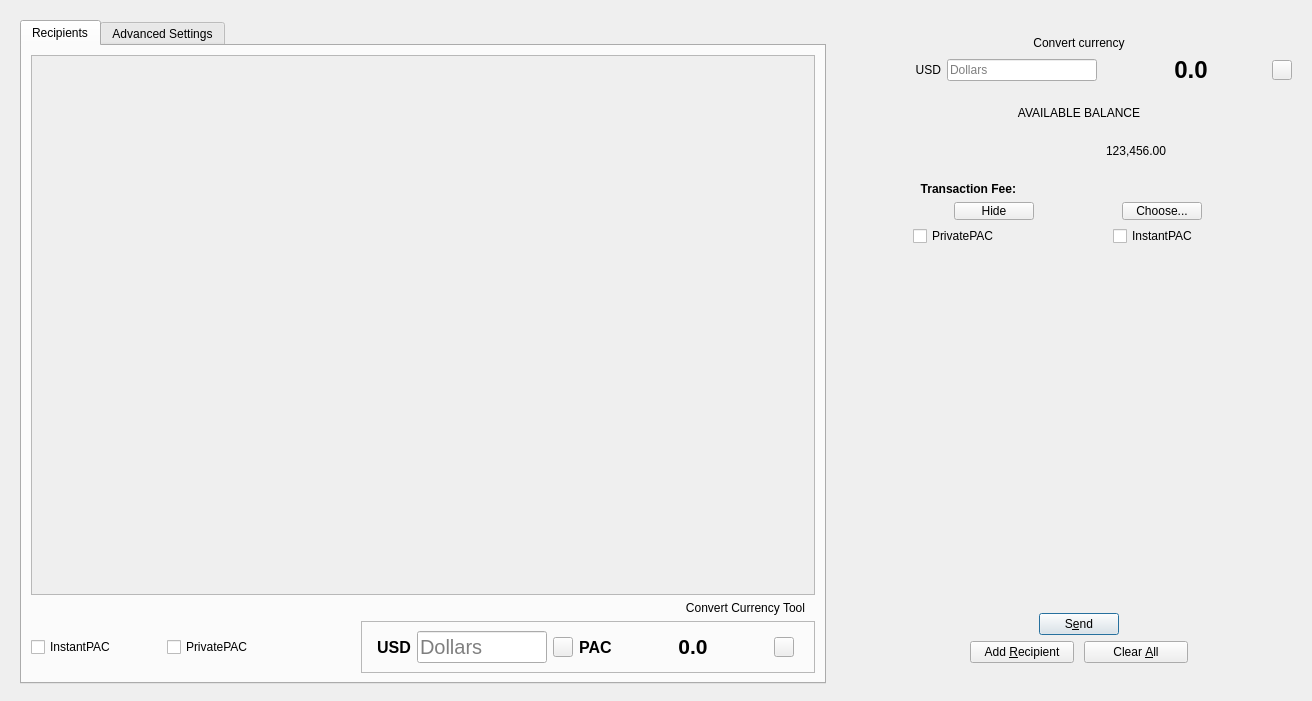
CryptoMx/PAC, file src/qt/forms/sendcoinsdialog.ui: the form before one commit.
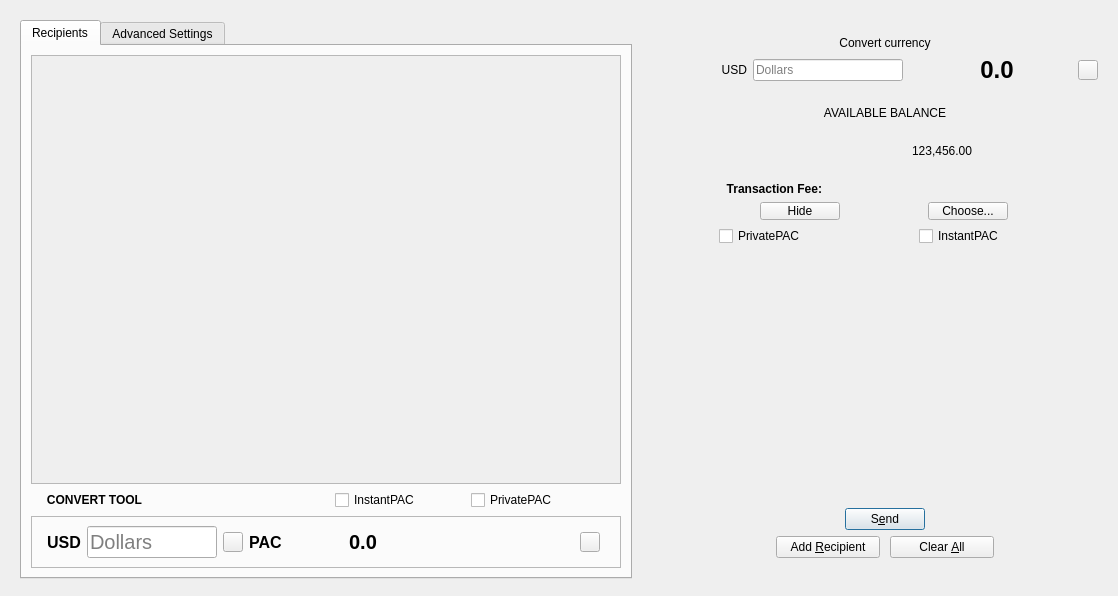
The form after the commit. The open tabs and pages were chosen to show the change. Icons and pictures are not drawn. Custom widgets are drawn as their Qt base class.

Commit message:
Proposal of Currency Convert Tool Redesign
in order to fix the compatibility with low resolution displays I have changed the layouts for this tool.

Diff of the .ui file:
```diff
--- a/src/qt/forms/sendcoinsdialog.ui
+++ b/src/qt/forms/sendcoinsdialog.ui
@@ -6,8 +6,8 @@
    <rect>
     <x>0</x>
     <y>0</y>
-    <width>1312</width>
-    <height>701</height>
+    <width>1118</width>
+    <height>596</height>
    </rect>
   </property>
   <property name="windowTitle">
@@ -66,8 +66,8 @@
                 <rect>
                  <x>0</x>
                  <y>0</y>
-                 <width>784</width>
-                 <height>538</height>
+                 <width>590</width>
+                 <height>427</height>
                 </rect>
                </property>
                <layout class="QVBoxLayout" name="verticalLayout_2" stretch="0,1">
@@ -108,9 +108,33 @@
              </widget>
             </item>
             <item>
+             <layout class="QHBoxLayout" name="horizontalLayout_11">
+              <item>
+               <spacer name="horizontalSpacer_15">
+                <property name="orientation">
+                 <enum>Qt::Horizontal</enum>
+                </property>
+                <property name="sizeType">
+                 <enum>QSizePolicy::Fixed</enum>
+                </property>
+                <property name="sizeHint" stdset="0">
+                 <size>
+                  <width>15</width>
+                  <height>20</height>
+                 </size>
+                </property>
+               </spacer>
+              </item>
+              <item>
              <widget class="QLabel" name="label_2">
+                <property name="font">
+                 <font>
+                  <weight>75</weight>
+                  <bold>true</bold>
+                 </font>
+                </property>
               <property name="text">
-               <string>Convert Currency Tool</string>
+                 <string>CONVERT TOOL</string>
               </property>
               <property name="alignment">
                <set>Qt::AlignRight|Qt::AlignTrailing|Qt::AlignVCenter</set>
@@ -118,13 +142,30 @@
               <property name="wordWrap">
                <bool>false</bool>
               </property>
+                <property name="margin">
+                 <number>0</number>
+                </property>
               <property name="indent">
                <number>10</number>
               </property>
              </widget>
             </item>
             <item>
-             <layout class="QHBoxLayout" name="horizontalLayout_11">
+               <spacer name="horizontalSpacer_5">
+                <property name="orientation">
+                 <enum>Qt::Horizontal</enum>
+                </property>
+                <property name="sizeType">
+                 <enum>QSizePolicy::Expanding</enum>
+                </property>
+                <property name="sizeHint" stdset="0">
+                 <size>
+                  <width>40</width>
+                  <height>20</height>
+                 </size>
+                </property>
+               </spacer>
+              </item>
               <item>
                <widget class="QCheckBox" name="checkUseInstantSend">
                 <property name="enabled">
@@ -181,21 +222,7 @@
                 </property>
                </widget>
               </item>
-              <item>
-               <spacer name="horizontalSpacer_5">
-                <property name="orientation">
-                 <enum>Qt::Horizontal</enum>
-                </property>
-                <property name="sizeType">
-                 <enum>QSizePolicy::Expanding</enum>
-                </property>
-                <property name="sizeHint" stdset="0">
-                 <size>
-                  <width>40</width>
-                  <height>20</height>
-                 </size>
-                </property>
-               </spacer>
+             </layout>
               </item>
               <item>
                <widget class="QFrame" name="convertCurrencyFrame">
@@ -211,6 +238,12 @@
                   <height>0</height>
                  </size>
                 </property>
+              <property name="maximumSize">
+               <size>
+                <width>16777215</width>
+                <height>16777215</height>
+               </size>
+              </property>
                 <property name="toolTip">
                  <string>This is a currency convertor tool. It will give you an idea of the value of your PAC to usd. It could not be the exact value.</string>
                 </property>
@@ -249,7 +282,7 @@
                  <item>
                   <widget class="QLabel" name="CurrencyToConvert">
                    <property name="sizePolicy">
-                    <sizepolicy hsizetype="Expanding" vsizetype="Preferred">
+                  <sizepolicy hsizetype="Fixed" vsizetype="Preferred">
                      <horstretch>0</horstretch>
                      <verstretch>0</verstretch>
                     </sizepolicy>
@@ -342,7 +375,7 @@
                  <item>
                   <widget class="QLabel" name="iconLabelConvertedCurrency">
                    <property name="sizePolicy">
-                    <sizepolicy hsizetype="Expanding" vsizetype="Preferred">
+                  <sizepolicy hsizetype="Fixed" vsizetype="Preferred">
                      <horstretch>0</horstretch>
                      <verstretch>0</verstretch>
                     </sizepolicy>
@@ -399,7 +432,7 @@
                  <item>
                   <widget class="QLabel" name="labelConvertion">
                    <property name="sizePolicy">
-                    <sizepolicy hsizetype="Fixed" vsizetype="Preferred">
+                  <sizepolicy hsizetype="Expanding" vsizetype="Preferred">
                      <horstretch>0</horstretch>
                      <verstretch>0</verstretch>
                     </sizepolicy>
@@ -412,13 +445,13 @@
                    </property>
                    <property name="maximumSize">
                     <size>
-                     <width>150</width>
+                   <width>16777215</width>
                      <height>16777215</height>
                     </size>
                    </property>
                    <property name="font">
                     <font>
-                     <pointsize>16</pointsize>
+                   <pointsize>15</pointsize>
                      <weight>75</weight>
                      <bold>true</bold>
                     </font>
@@ -434,6 +467,38 @@
                    </property>
                   </widget>
                  </item>
+               <item>
+                <spacer name="horizontalSpacer_19">
+                 <property name="orientation">
+                  <enum>Qt::Horizontal</enum>
+                 </property>
+                 <property name="sizeType">
+                  <enum>QSizePolicy::Expanding</enum>
+                 </property>
+                 <property name="sizeHint" stdset="0">
+                  <size>
+                   <width>40</width>
+                   <height>20</height>
+                  </size>
+                 </property>
+                </spacer>
+               </item>
+               <item>
+                <spacer name="horizontalSpacer_17">
+                 <property name="orientation">
+                  <enum>Qt::Horizontal</enum>
+                 </property>
+                 <property name="sizeType">
+                  <enum>QSizePolicy::Expanding</enum>
+                 </property>
+                 <property name="sizeHint" stdset="0">
+                  <size>
+                   <width>40</width>
+                   <height>20</height>
+                  </size>
+                 </property>
+                </spacer>
+               </item>
                  <item>
                   <widget class="QPushButton" name="copyPacs">
                    <property name="sizePolicy">
@@ -482,8 +547,6 @@
                </widget>
               </item>
              </layout>
-            </item>
-           </layout>
           </widget>
           <widget class="QWidget" name="tabWidgetPage2">
            <attribute name="title">
```
Left out of the diff: 5 changed lines with no effect on the pictures. Lines whose indentation alone changed are shown as unchanged. The commit also changes 1 other file.
